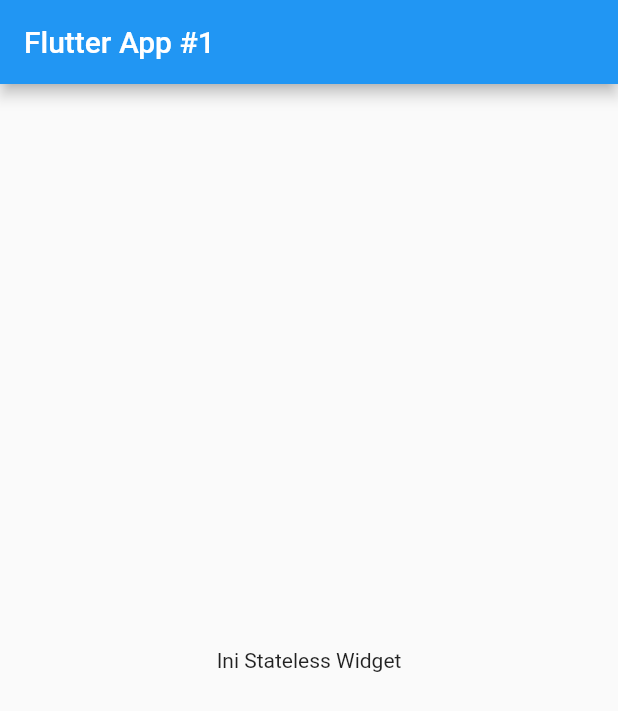
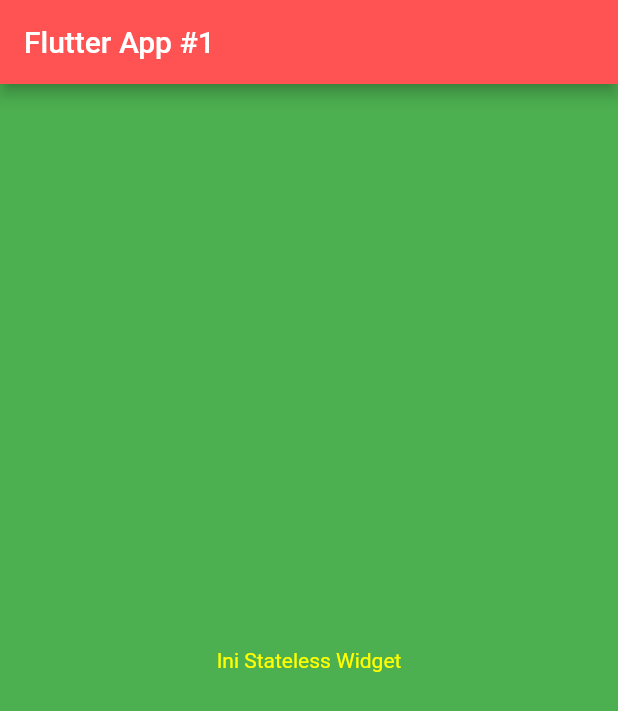
Before and after one commit to andidarusman/flutter_1, a Flutter app: the screen it shows after launch, on a phone screen of 412 x 824 dp. Shown: the top 711 px of the screen. Run offline on Flutter 3.47's test engine with Material 2 defaults, Android fonts, the phone set to English and light mode, and no system bars.

Commit message:
menambahkan color class

```diff
--- a/lib/main.dart
+++ b/lib/main.dart
@@ -15,12 +15,20 @@ class Widget1 extends StatelessWidget{
     //buat scaffold
     return new Scaffold(
       //buat halaman bagian title
+      //dan halaman utama warna background hijau
+      backgroundColor: Colors.green,
       appBar: new AppBar(
         title: new Text("Flutter App #1"),
+        //memberikan tulisan dengan backgroud merah
+        backgroundColor: Colors.redAccent,
       ),
       //buat halaman bagian body
       body: new Center(
-        child: new Text("Ini Stateless Widget"),
+        //buat text warna kuning
+        child: new Text(
+            "Ini Stateless Widget"
+        ,style: TextStyle(color: Colors.yellowAccent),
+        ),
       ),
     );
   }
```
